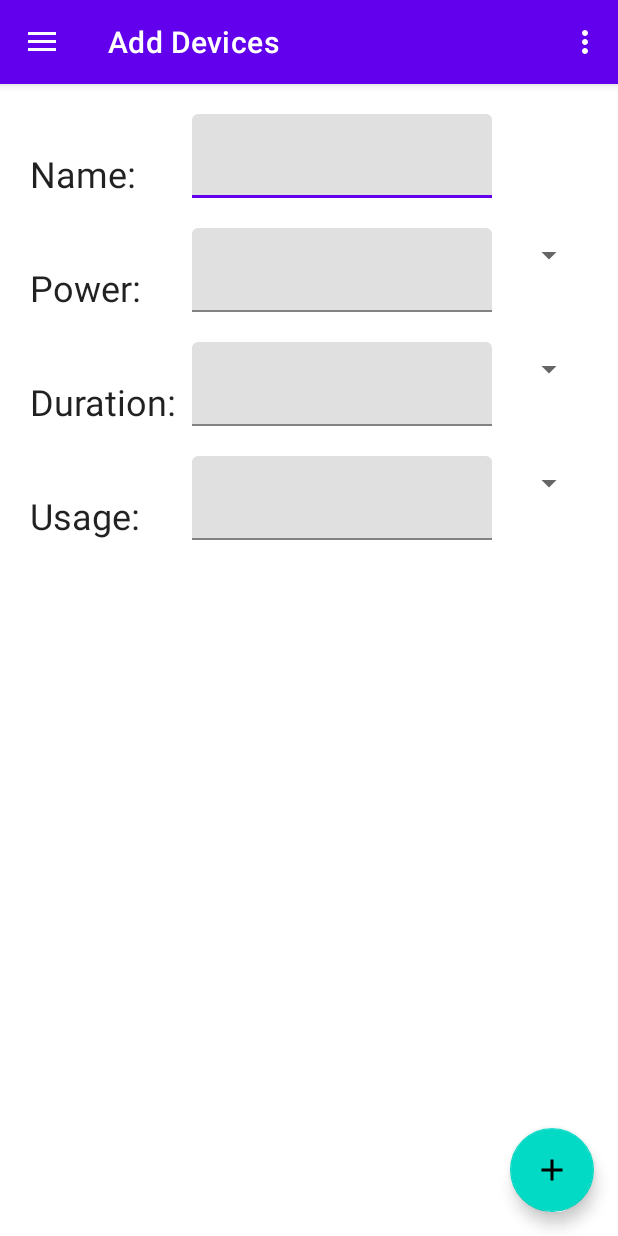
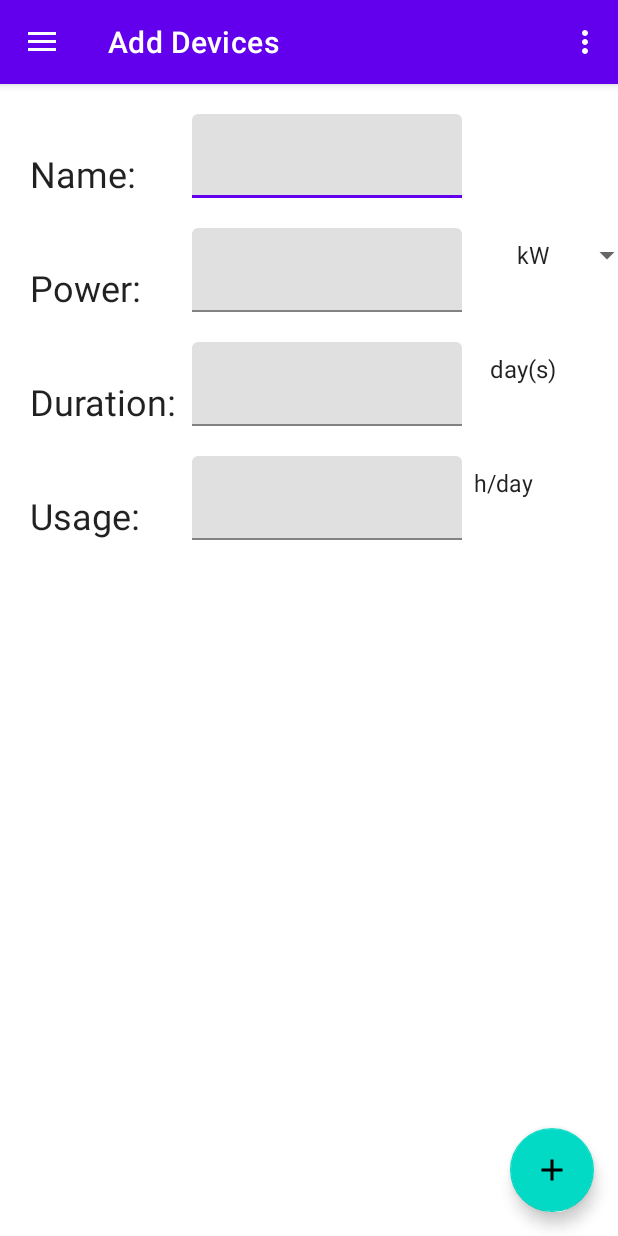
Before and after one commit to Sory-Noroc/ElectricCalculator, an Android app: the screen it shows after launch (MainActivity), on a phone screen of 412 x 824 dp. Run offline under Robolectric (Android 15) with nearby library versions, the phone set to English and light mode, and no system bars; our stand-ins replace navigation-ui.

Commit message:
Implemented the spinners in AddDeviceFragment.kt

```diff
--- a/app/src/main/java/com/sorychan/elecalc/data/Device.kt
+++ b/app/src/main/java/com/sorychan/elecalc/data/Device.kt
@@ -1,6 +1,4 @@
 package com.sorychan.elecalc.data
-
-import com.sorychan.elecalc.viewmodels.DevicesViewModel
 
 class Device(val name: String = "Device",
              val power: Long, val powerUnit: Power = Power.kW,
--- a/app/src/main/java/com/sorychan/elecalc/data/enums.kt
+++ b/app/src/main/java/com/sorychan/elecalc/data/enums.kt
@@ -1,13 +1,13 @@
 package com.sorychan.elecalc.data
 
-enum class Power(val unit: String) {
-    mW("mW"), W("W"), kW("kW"), MW("MW")
+enum class Power {
+    mW, W, kW, MW
 }
 
-enum class Duration(val unit: String) {
-    MIN("min"), H("h"), D("days"), M("months"), Y("years")
+enum class Duration {
+    MIN, H, D, M, Y
 }
 
-enum class Usage(val unit: String) {
-    MH("min/h"), HD("hours/day"), DM("days/month")
+enum class Usage {
+    MH, HD, DM
 }
--- a/app/src/main/java/com/sorychan/elecalc/ui/AddDeviceFragment.kt
+++ b/app/src/main/java/com/sorychan/elecalc/ui/AddDeviceFragment.kt
@@ -4,9 +4,10 @@ import android.os.Bundle
 import android.view.LayoutInflater
 import android.view.View
 import android.view.ViewGroup
-import android.widget.TextView
+import android.widget.ArrayAdapter
+import android.widget.Spinner
 import androidx.fragment.app.Fragment
-import androidx.lifecycle.ViewModelProvider
+import com.sorychan.elecalc.R
 import com.sorychan.elecalc.databinding.FragmentAddDevicesBinding
 
 class AddDeviceFragment : Fragment() {
@@ -23,8 +24,56 @@ class AddDeviceFragment : Fragment() {
         savedInstanceState: Bundle?
     ): View {
         _binding = FragmentAddDevicesBinding.inflate(inflater, container, false)
-        val root: View = binding.root
-        return root
+        return binding.root
+    }
+
+    override fun onViewCreated(view: View, savedInstanceState: Bundle?) {
+        super.onViewCreated(view, savedInstanceState)
+
+        val powerSpinner: Spinner? = getView()?.findViewById(R.id.power_spinner)
+        powerSpinner?.let {
+            ArrayAdapter.createFromResource(
+                requireContext(),
+                R.array.powers_array,
+                android.R.layout.simple_spinner_item
+            ).also { adapter ->
+                // Specify the layout to use when the list of choices appears
+                adapter.setDropDownViewResource(android.R.layout.simple_spinner_dropdown_item)
+                // Apply the adapter to the spinner
+                it.adapter = adapter
+            }
+        }
+        powerSpinner?.setSelection(2)
+
+        val durationSpinner: Spinner? = getView()?.findViewById(R.id.duration_spinner)
+        durationSpinner?.let {
+            ArrayAdapter.createFromResource(
+                requireContext(),
+                R.array.durations_array,
+                android.R.layout.simple_spinner_item
+            ).also { adapter ->
+                // Specify the layout to use when the list of choices appears
+                adapter.setDropDownViewResource(android.R.layout.simple_spinner_dropdown_item)
+                // Apply the adapter to the spinner
+                it.adapter = adapter
+            }
+        }
+        durationSpinner?.setSelection(2)
+
+        val usageSpinner: Spinner? = getView()?.findViewById(R.id.usage_spinner)
+        usageSpinner?.let {
+            ArrayAdapter.createFromResource(
+                requireContext(),
+                R.array.usages_array,
+                android.R.layout.simple_spinner_item
+            ).also { adapter ->
+                // Specify the layout to use when the list of choices appears
+                adapter.setDropDownViewResource(android.R.layout.simple_spinner_dropdown_item)
+                // Apply the adapter to the spinner
+                it.adapter = adapter
+            }
+        }
+        usageSpinner?.setSelection(1)
     }
 
     override fun onDestroyView() {
--- a/app/src/main/java/com/sorychan/elecalc/ui/DevicesFragment.kt
+++ b/app/src/main/java/com/sorychan/elecalc/ui/DevicesFragment.kt
@@ -30,9 +30,6 @@ class DevicesFragment : Fragment() {
         val root: View = binding.root
 
         val textView: TextView = binding.textHome
-        devicesViewModel.text.observe(viewLifecycleOwner) {
-            textView.text = it
-        }
         return root
     }
 
--- a/app/src/main/res/layout/fragment_add_devices.xml
+++ b/app/src/main/res/layout/fragment_add_devices.xml
@@ -23,7 +23,7 @@
 
     <com.google.android.material.textfield.TextInputLayout
         android:id="@+id/name_input_layout"
-        android:layout_width="200dp"
+        android:layout_width="180dp"
         android:layout_height="wrap_content"
         android:layout_row="0"
         android:layout_column="1"
@@ -51,7 +51,7 @@
 
     <com.google.android.material.textfield.TextInputLayout
         android:id="@+id/power_input_layout"
-        android:layout_width="200dp"
+        android:layout_width="180dp"
         android:layout_height="wrap_content"
         android:layout_row="1"
         android:layout_column="1"
@@ -68,7 +68,7 @@
 
     <Spinner
         android:id="@+id/power_spinner"
-        android:layout_width="60dp"
+        android:layout_width="wrap_content"
         android:layout_height="wrap_content"
         android:layout_row="1"
         android:layout_column="2"
@@ -92,7 +92,7 @@
 
     <com.google.android.material.textfield.TextInputLayout
         android:id="@+id/duration_input_layout"
-        android:layout_width="200dp"
+        android:layout_width="180dp"
         android:layout_height="wrap_content"
         android:layout_marginTop="20dp"
         android:layout_row="2"
@@ -109,7 +109,7 @@
 
     <Spinner
         android:id="@+id/duration_spinner"
-        android:layout_width="60dp"
+        android:layout_width="wrap_content"
         android:layout_height="wrap_content"
         android:layout_row="2"
         android:layout_column="2"
@@ -131,7 +131,7 @@
 
     <com.google.android.material.textfield.TextInputLayout
         android:id="@+id/usage_input_layout"
-        android:layout_width="200dp"
+        android:layout_width="180dp"
         android:layout_height="wrap_content"
         android:layout_marginTop="20dp"
         android:layout_row="3"
@@ -148,7 +148,7 @@
 
     <Spinner
         android:id="@+id/usage_spinner"
-        android:layout_width="60dp"
+        android:layout_width="wrap_content"
         android:layout_height="wrap_content"
         android:layout_row="3"
         android:layout_column="2"
--- /dev/null
+++ b/app/src/main/res/values/durations.xml
@@ -0,0 +1,9 @@
+<?xml version="1.0" encoding="utf-8"?>
+<resources>
+    <string-array name="durations_array">
+        <item>min</item>
+        <item>h</item>
+        <item>day(s)</item>
+        <item>month(s)</item>
+    </string-array>
+</resources>
--- /dev/null
+++ b/app/src/main/res/values/powers.xml
@@ -0,0 +1,8 @@
+<?xml version="1.0" encoding="utf-8"?>
+<resources>
+    <string-array name="powers_array">
+        <item>mW</item>
+        <item>W</item>
+        <item>kW</item>
+    </string-array>
+</resources>
--- a/app/src/main/res/values/strings.xml
+++ b/app/src/main/res/values/strings.xml
@@ -17,4 +17,7 @@
     <string name="power">Power:</string>
     <string name="duration">Duration:</string>
     <string name="usage">Usage:</string>
+    <string name="currency">Currency:</string>
+    <string name="price">Price:</string>
+    <string name="kwh">kWh</string>
 </resources>
--- /dev/null
+++ b/app/src/main/res/values/usages.xml
@@ -0,0 +1,8 @@
+<?xml version="1.0" encoding="utf-8"?>
+<resources>
+    <string-array name="usages_array">
+        <item>min/h</item>
+        <item>h/day</item>
+        <item>days/month</item>
+    </string-array>
+</resources>
```
